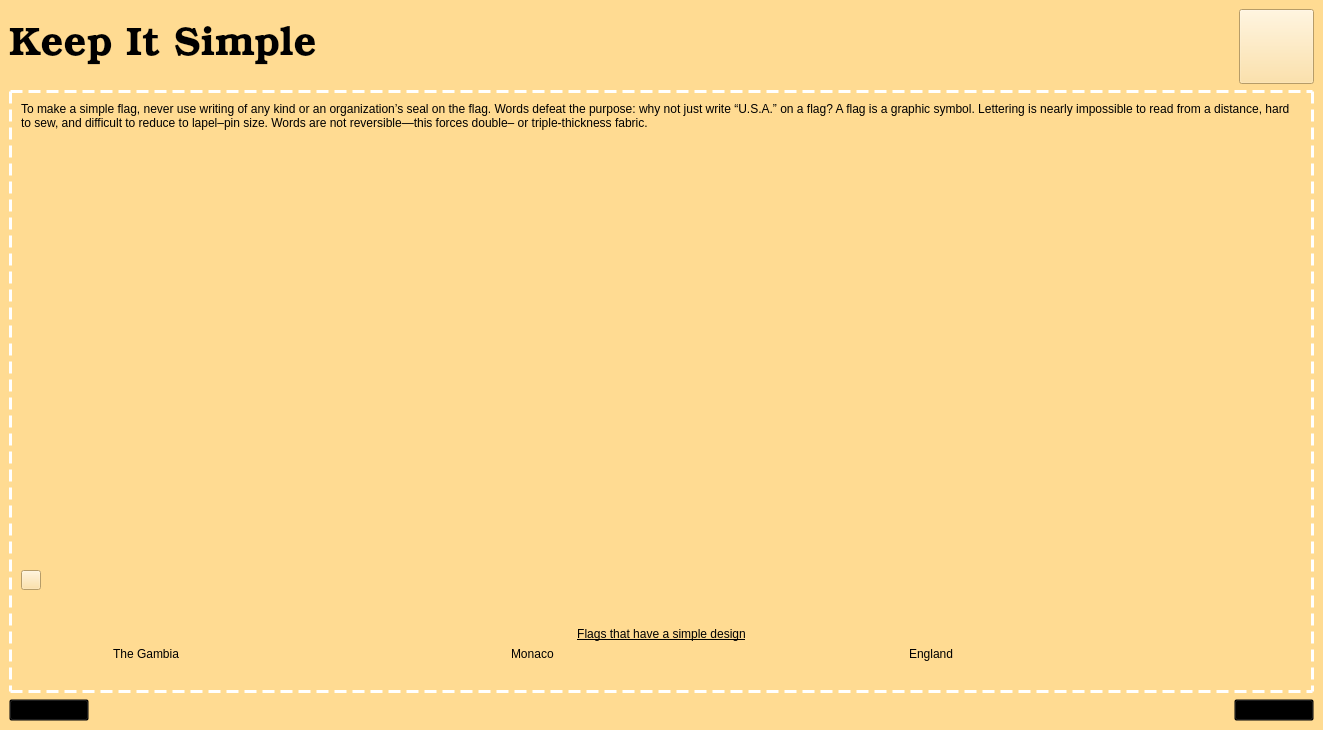
Above: keepsimplelesson.ui from zxjorge/EDApp before the change. Below: the same form after it.
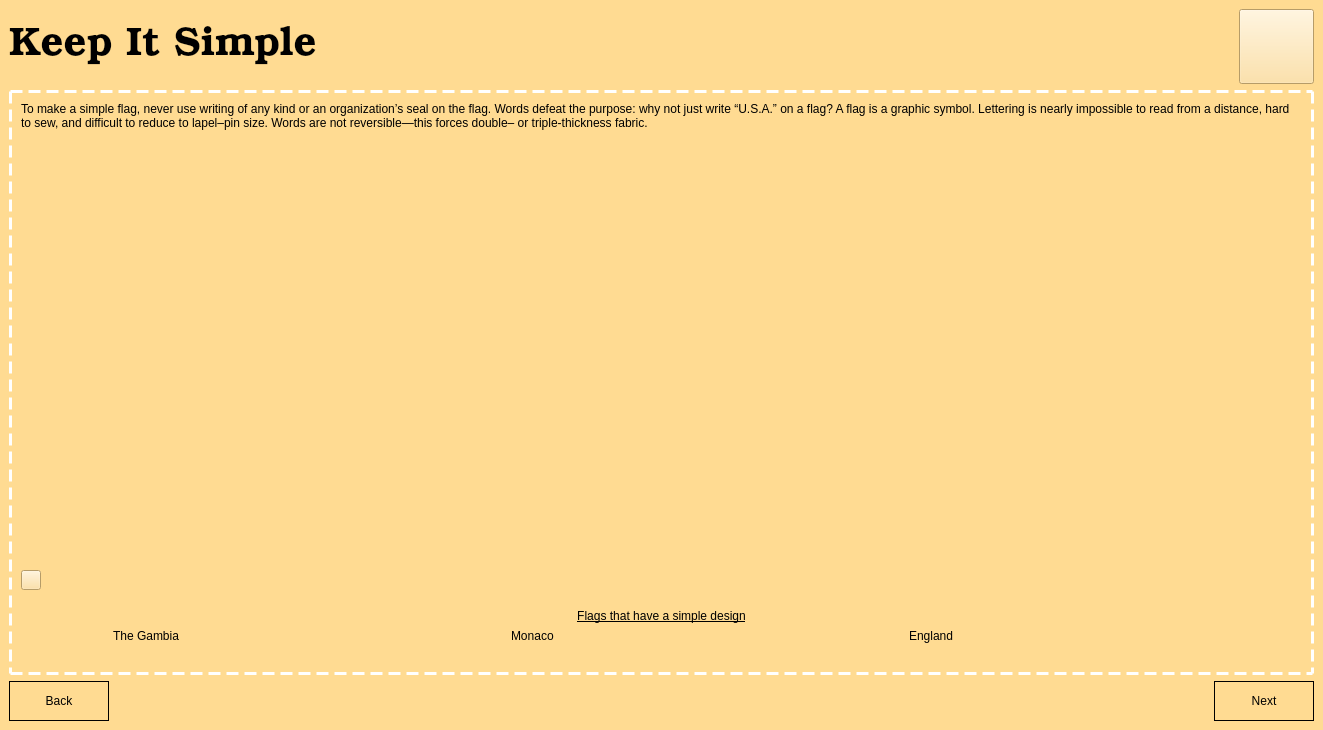
That is the form after the change. The open tabs and pages were chosen to show the change. Icons and pictures are not drawn.

Commit message: normalized ui's

The edit to the form file:
```diff
--- a/keepsimplelesson.ui
+++ b/keepsimplelesson.ui
@@ -623,10 +623,16 @@
        <layout class="QHBoxLayout" name="horizontalLayout_3">
         <item>
          <widget class="QPushButton" name="backButton">
+          <property name="minimumSize">
+           <size>
+            <width>100</width>
+            <height>40</height>
+           </size>
+          </property>
           <property name="styleSheet">
-           <string notr="true">text-decoration: underline; 
-font: 9pt &quot;Arial Narrow&quot;;
-background-color: transparent;</string>
+           <string notr="true">font: 300 14pt &quot;Bookman Old Style&quot;;
+background-color: transparent;
+border: 1px solid black;</string>
           </property>
           <property name="text">
            <string>Back</string>
@@ -648,10 +654,16 @@
         </item>
         <item>
          <widget class="QPushButton" name="nextButton_2">
+          <property name="minimumSize">
+           <size>
+            <width>100</width>
+            <height>40</height>
+           </size>
+          </property>
           <property name="styleSheet">
-           <string notr="true">text-decoration: underline; 
-font: 9pt &quot;Arial Narrow&quot;;
-background-color: transparent;</string>
+           <string notr="true">font: 300 14pt &quot;Bookman Old Style&quot;;
+background-color: transparent;
+border: 1px solid black;</string>
           </property>
           <property name="text">
            <string>Next</string>
```
Left out of the diff: 70 changed lines with no effect on the pictures. The commit also changes 6 other files.
